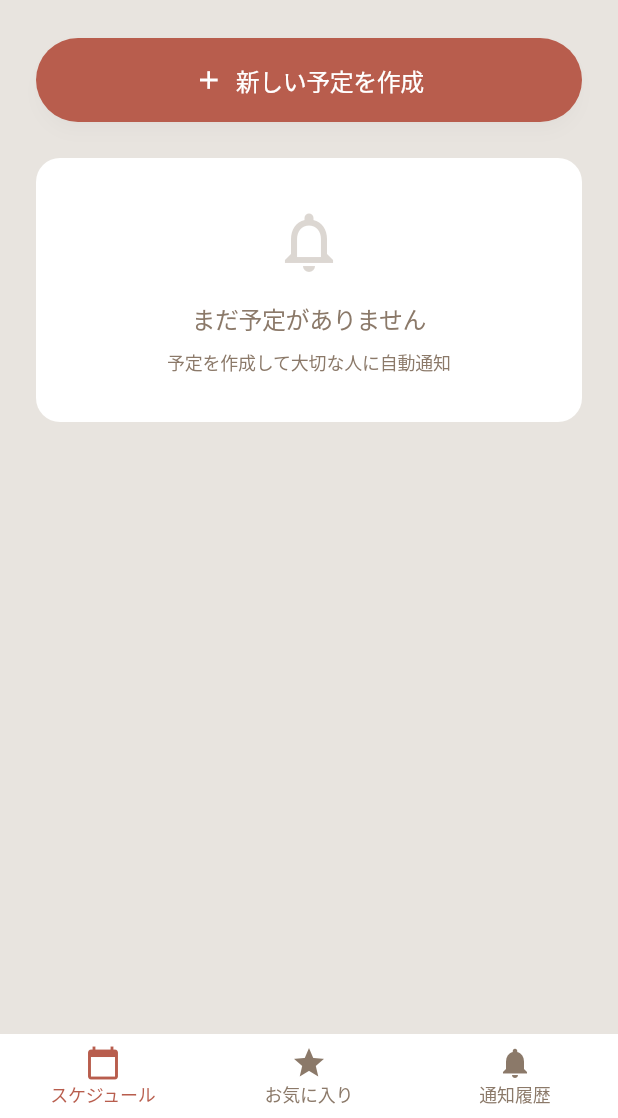
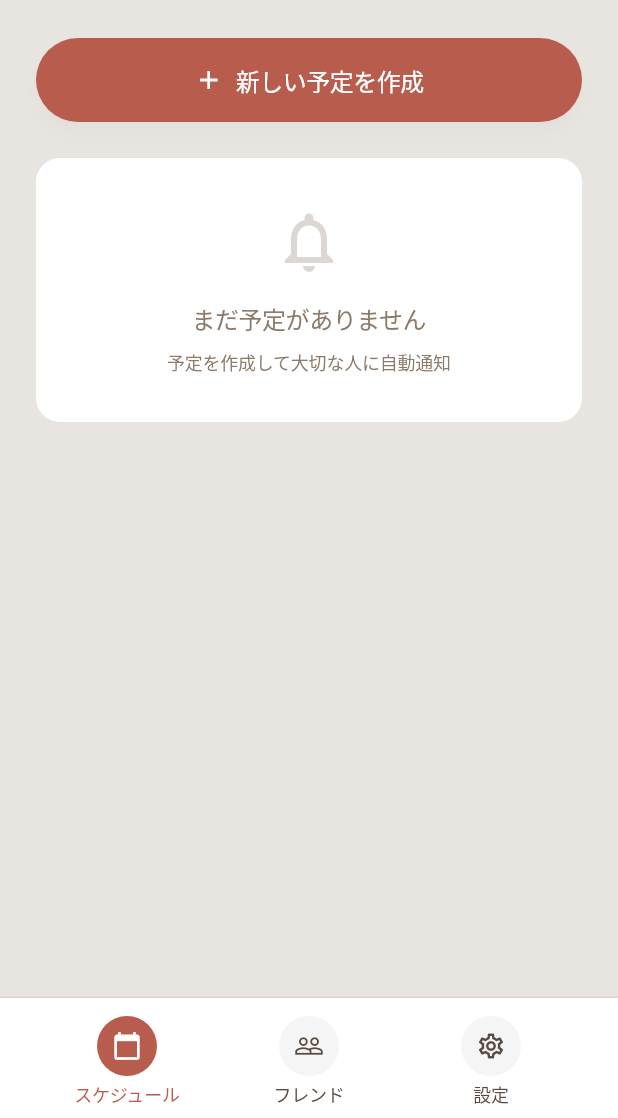
Before and after one commit to hoshido-k/imane, a Flutter app: the MainScreen screen opened directly, on a phone screen of 412 x 824 dp, the part 118-1236 px from its top. Run offline on Flutter 3.47's test engine with Material 3 defaults, Android fonts, the phone set to English and light mode, and no system bars; our stand-ins replace connectivity_plus, firebase_auth, firebase_core, geolocator, google_maps_flutter, permission_handler and 1 more; missing offline and left inert: background_location; accounts and stored records are empty; generated files the repository leaves out were written again; network calls fail; Roboto replaces fonts that are missing (Inter).

Commit message:
ボトムナビゲーションバーを追加

```diff
--- a/mobile/lib/core/constants/app_colors.dart
+++ b/mobile/lib/core/constants/app_colors.dart
@@ -21,6 +21,11 @@ class AppColors {
   // Input/Card Colors
   static const Color inputBackground = Color(0xFFF5F5F5); // Neutral 100
   static const Color inputBorder = Color(0xFFD8D4CF);
+  static const Color cardBackground = Colors.white;
+  static const Color borderGray = Color(0xFFD8D4CF);
+
+  // Additional text colors for compatibility
+  static const Color textGrayDark = Color(0xFF5A4A40);
 
   // Status Colors
   static const Color success = Color(0xFF10B981);
--- a/mobile/lib/main.dart
+++ b/mobile/lib/main.dart
@@ -5,7 +5,7 @@ import 'firebase_options.dart';
 import 'core/theme/app_theme.dart';
 import 'screens/auth/login_screen.dart';
 import 'screens/auth/password_reset_screen.dart';
-import 'screens/schedule/schedule_list_screen.dart';
+import 'screens/main_screen.dart';
 import 'services/auth_service.dart';
 
 void main() async {
@@ -53,7 +53,7 @@ class ImaneApp extends StatelessWidget {
       routes: {
         '/login': (context) => const LoginScreen(),
         '/password-reset': (context) => const PasswordResetScreen(),
-        '/home': (context) => const ScheduleListScreen(),
+        '/home': (context) => const MainScreen(),
       },
     );
   }
--- a/mobile/lib/screens/main_screen.dart
+++ b/mobile/lib/screens/main_screen.dart
@@ -1,11 +1,12 @@
 import 'package:flutter/material.dart';
 import '../core/constants/app_colors.dart';
+import '../widgets/navigation/bottom_nav_bar.dart';
 import 'schedule/schedule_list_screen.dart';
-import 'favorites/favorites_screen.dart';
-import 'notification/notification_history_screen.dart';
-import 'debug/location_debug_screen.dart';
-// import 'profile/profile_screen.dart';
+import 'friends/friends_screen.dart';
+import 'settings/settings_screen.dart';
 
+/// Main screen with bottom navigation bar (Figma design)
+/// Three tabs: Schedule, Friends, Settings
 class MainScreen extends StatefulWidget {
   const MainScreen({super.key});
 
@@ -18,9 +19,8 @@ class _MainScreenState extends State<MainScreen> {
 
   final List<Widget> _screens = const [
     ScheduleListScreen(),
-    FavoritesScreen(),
-    NotificationHistoryScreen(),
-    // ProfileScreen(),
+    FriendsScreen(),
+    SettingsScreen(),
   ];
 
   void _onTabTapped(int index) {
@@ -37,39 +37,9 @@ class _MainScreenState extends State<MainScreen> {
         index: _currentIndex,
         children: _screens,
       ),
-      bottomNavigationBar: BottomNavigationBar(
+      bottomNavigationBar: BottomNavBar(
         currentIndex: _currentIndex,
         onTap: _onTabTapped,
-        type: BottomNavigationBarType.fixed,
-        backgroundColor: Colors.white,
-        selectedItemColor: AppColors.primary,
-        unselectedItemColor: AppColors.textSecondary,
-        selectedLabelStyle: const TextStyle(
-          fontSize: 12,
-          fontWeight: FontWeight.w500,
-        ),
-        unselectedLabelStyle: const TextStyle(
-          fontSize: 12,
-          fontWeight: FontWeight.w400,
-        ),
-        items: const [
-          BottomNavigationBarItem(
-            icon: Icon(Icons.calendar_today),
-            label: 'スケジュール',
-          ),
-          BottomNavigationBarItem(
-            icon: Icon(Icons.star),
-            label: 'お気に入り',
-          ),
-          BottomNavigationBarItem(
-            icon: Icon(Icons.notifications),
-            label: '通知履歴',
-          ),
-          // BottomNavigationBarItem(
-          //   icon: Icon(Icons.person),
-          //   label: 'プロフィール',
-          // ),
-        ],
       ),
     );
   }
--- a/mobile/lib/widgets/navigation/bottom_nav_bar.dart
+++ b/mobile/lib/widgets/navigation/bottom_nav_bar.dart
@@ -1,6 +1,8 @@
 import 'package:flutter/material.dart';
 import '../../core/constants/app_colors.dart';
 
+/// Bottom navigation bar matching Figma design for imane app
+/// Displays three tabs: Schedule, Friends, Settings
 class BottomNavBar extends StatelessWidget {
   final int currentIndex;
   final Function(int) onTap;
@@ -13,55 +15,52 @@ class BottomNavBar extends StatelessWidget {
 
   @override
   Widget build(BuildContext context) {
+    // Get bottom padding from MediaQuery (safe area insets)
+    final bottomPadding = MediaQuery.of(context).padding.bottom;
+
     return Container(
-      decoration: BoxDecoration(
-        color: AppColors.cardBackground.withValues(alpha: 0.8),
-        border: const Border(
-          top: BorderSide(color: AppColors.borderGray, width: 1),
+      decoration: const BoxDecoration(
+        color: Colors.white,
+        border: Border(
+          top: BorderSide(color: Color(0xFFD8D4CF), width: 1),
         ),
       ),
-      child: SafeArea(
-        top: false,
-        bottom: false,
-        minimum: EdgeInsets.zero, // Remove minimum padding
-        child: Padding(
-          padding: const EdgeInsets.symmetric(vertical: 10), // Reduced from 8 to 4
+      // Use device's actual bottom safe area, with minimum padding
+      padding: EdgeInsets.only(
+        top: 12,
+        left: 24,
+        right: 24,
+        bottom: bottomPadding > 0 ? bottomPadding : 8,
+      ),
       child: Row(
-            mainAxisAlignment: MainAxisAlignment.spaceAround,
+        mainAxisAlignment: MainAxisAlignment.spaceEvenly,
+        crossAxisAlignment: CrossAxisAlignment.start,
         children: [
-              _NavBarItem(
-                icon: Icons.map_rounded,
-                label: 'Map',
+          Expanded(
+            child: _NavBarItem(
+              icon: Icons.calendar_today,
+              label: 'スケジュール',
               isActive: currentIndex == 0,
               onTap: () => onTap(0),
             ),
-              // _NavBarItem(
-              //   icon: Icons.add_box,
-              //   label: 'Post',
-              //   isActive: currentIndex == 1,
-              //   // onTap: () => onTap(2),
-              // ),
-              _NavBarItem(
-                icon: Icons.star,
-                label: 'Reaction',
+          ),
+          Expanded(
+            child: _NavBarItem(
+              icon: Icons.people_outline,
+              label: 'フレンド',
               isActive: currentIndex == 1,
               onTap: () => onTap(1),
             ),
-              _NavBarItem(
-                icon: Icons.chat_bubble_rounded,
-                label: 'Chat',
+          ),
+          Expanded(
+            child: _NavBarItem(
+              icon: Icons.settings_outlined,
+              label: '設定',
               isActive: currentIndex == 2,
               onTap: () => onTap(2),
             ),
-              // _NavBarItem(
-              //   icon: Icons.account_circle_rounded,
-              //   label: 'Profile',
-              //   isActive: currentIndex == 3,
-              //   onTap: () => onTap(3),
-              // ),
+          ),
         ],
-          ),
-        ),
       ),
     );
   }
@@ -84,28 +83,41 @@ class _NavBarItem extends StatelessWidget {
   Widget build(BuildContext context) {
     return InkWell(
       onTap: onTap,
-      borderRadius: BorderRadius.circular(12),
-      child: Padding(
-        padding: const EdgeInsets.symmetric(horizontal: 16, vertical: 4), // Reduced from 8 to 4
+      borderRadius: BorderRadius.circular(14),
       child: Column(
         mainAxisSize: MainAxisSize.min,
+        mainAxisAlignment: MainAxisAlignment.center,
         children: [
-            Icon(
+          // Icon container with background
+          Container(
+            width: 40,
+            height: 40,
+            decoration: BoxDecoration(
+              color: isActive ? AppColors.primary : const Color(0xFFF5F5F5),
+              shape: BoxShape.circle,
+            ),
+            child: Center(
+              child: Icon(
                 icon,
-              color: isActive ? AppColors.primary : AppColors.textGrayDark,
-              size: 24,
+                color: isActive ? Colors.white : AppColors.textPrimary,
+                size: 20,
               ),
-            const SizedBox(height: 2), // Reduced from 4 to 2
+            ),
+          ),
+          const SizedBox(height: 4),
+          // Label text
           Text(
             label,
             style: TextStyle(
-                color: isActive ? AppColors.primary : AppColors.textGrayDark,
+              fontFamily: 'Inter',
               fontSize: 12,
-                fontWeight: isActive ? FontWeight.w600 : FontWeight.normal,
+              fontWeight: FontWeight.w400,
+              color: isActive ? AppColors.primary : AppColors.textPrimary,
+              height: 1.33,
             ),
+            textAlign: TextAlign.center,
           ),
         ],
-        ),
       ),
     );
   }
```
Also changed, not shown: mobile/lib/screens/friends/friends_screen.dart (added, +108 -0 lines), mobile/lib/screens/settings/settings_screen.dart (added, +270 -0 lines). Lines whose indentation alone changed are shown as unchanged.
